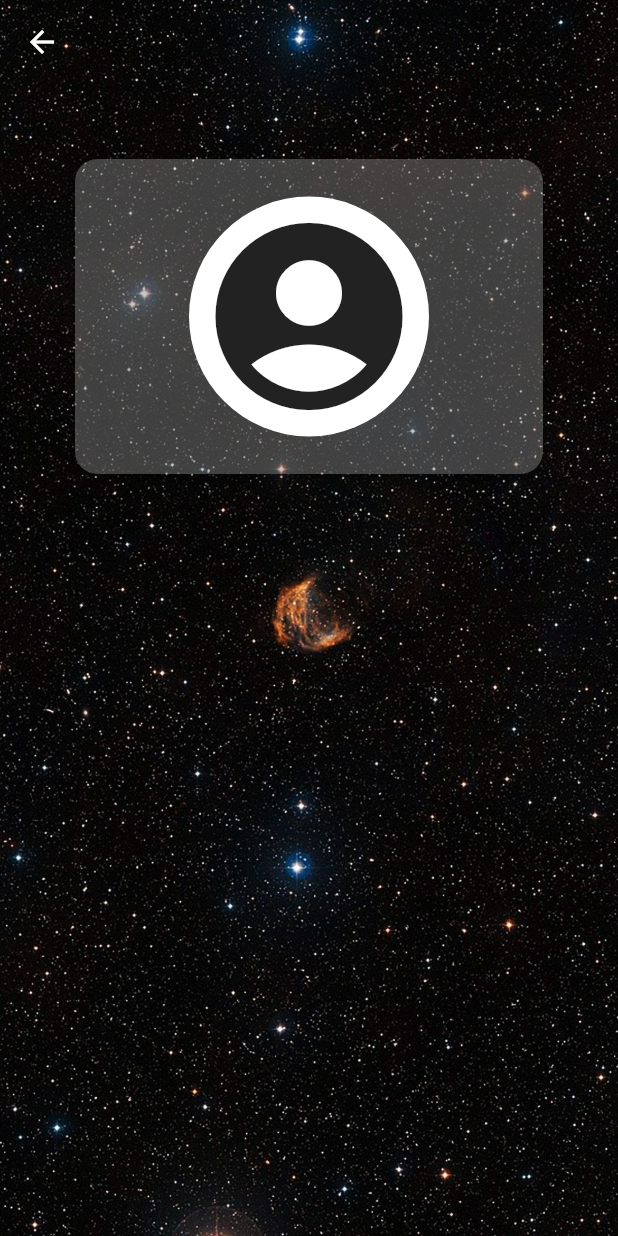
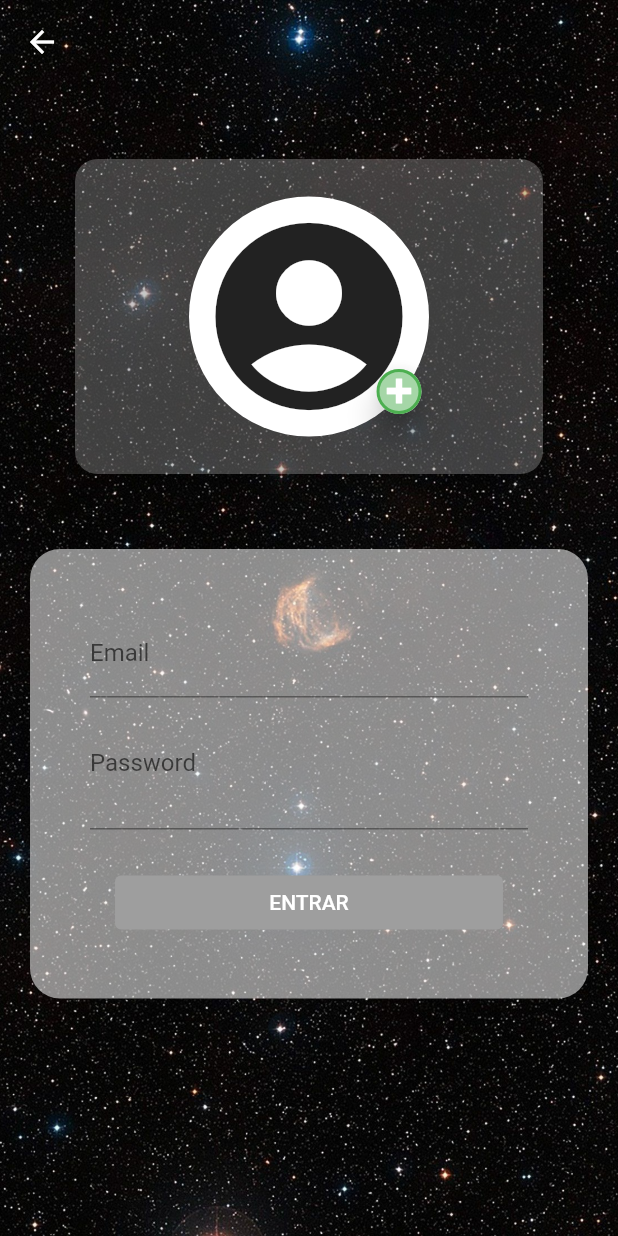
Before and after one commit to lucasdmm/brasil-media, a Flutter app: the screen it shows after launch, after a tap on the "account circle" icon, on a phone screen of 412 x 824 dp. Run offline on Flutter 3.47's test engine with Material 2 defaults, Android fonts, the phone set to English and light mode, and no system bars; our stand-ins replace animated_text_kit, font_awesome_flutter, google_fonts; missing offline and left inert: drop_cap_text.

Commit message:
git add worng diff change, fixed

```diff
--- a/brasil_media/lib/pages/sign_in.dart
+++ b/brasil_media/lib/pages/sign_in.dart
@@ -1,4 +1,6 @@
 import 'package:brasil_media/helper/config.dart';
+import 'package:brasil_media/widgets/profile_widget.dart';
+import 'package:brasil_media/widgets/sign_in_form_widget.dart';
 import 'package:flutter/material.dart';
 
 class SignIn extends StatefulWidget {
@@ -26,34 +28,7 @@ class _SignInState extends State<SignIn> {
         body: Column(
           mainAxisAlignment: MainAxisAlignment.start,
           crossAxisAlignment: CrossAxisAlignment.center,
-          children: [
-            Container(
-              width: MediaQuery.of(context).size.width,
-              padding: EdgeInsets.all(30),
-              child: Card(
-                elevation: 3,
-                shape: RoundedRectangleBorder(
-                    borderRadius: BorderRadius.circular(15)),
-                color: Colors.white24,
-                margin: EdgeInsets.all(20),
-                child: Container(
-                  height: 200,
-                  width: MediaQuery.of(context).size.width / 2,
-                  margin: EdgeInsets.all(5),
-                  alignment: Alignment.center,
-                  child: CircleAvatar(
-                    backgroundColor: Colors.white,
-                    foregroundColor: Colors.black87,
-                    radius: 80,
-                    child: Hero(
-                      tag: 'SignIn',
-                      child: Icon(Icons.account_circle, size: 150),
-                    ),
-                  ),
-                ),
-              ),
-            ),
-          ],
+          children: [ProfileWidget(), SignInFormWidget()],
         ),
       )
     ]);
```
